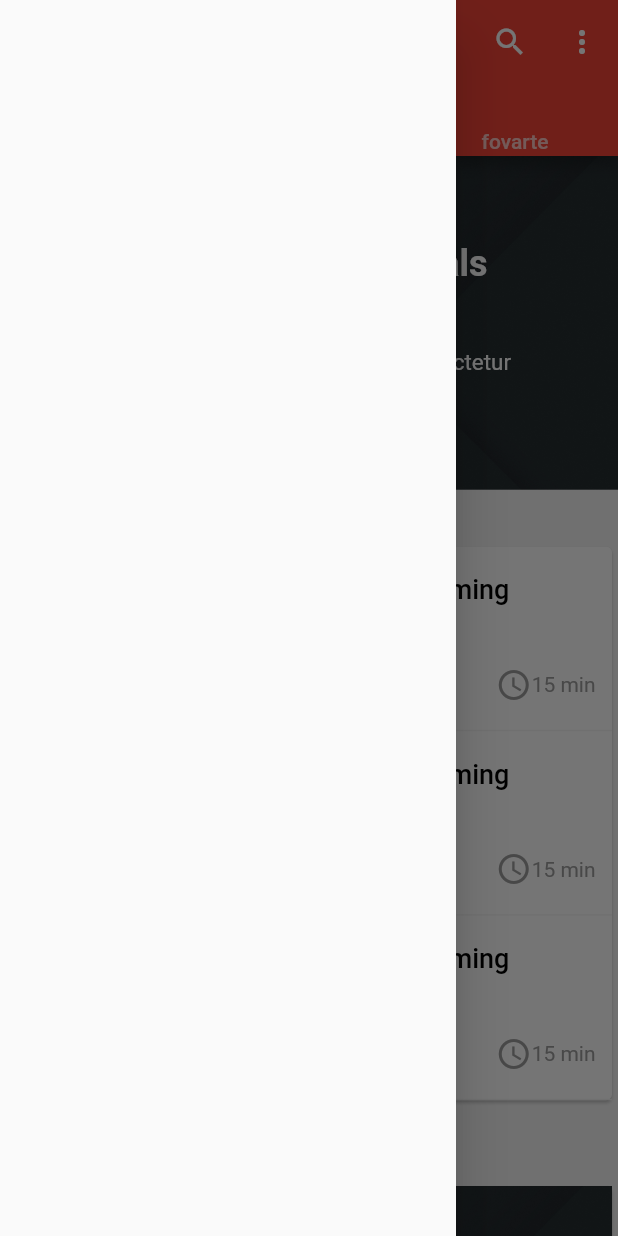
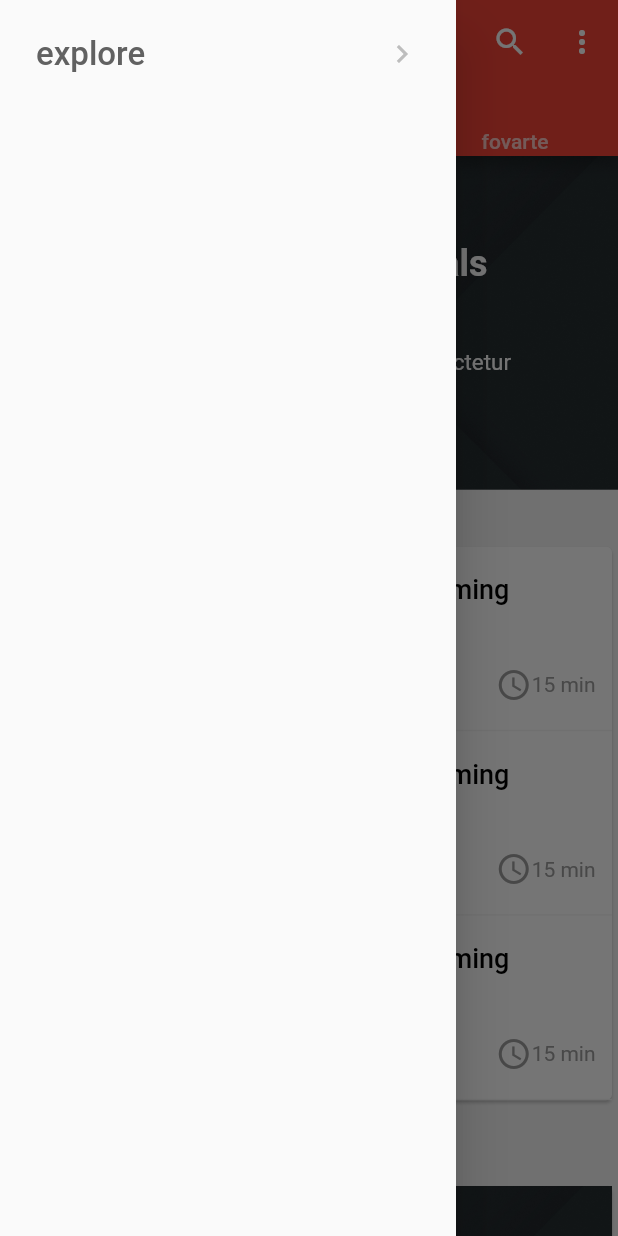
Before and after one commit to saifAlkaraawy/news-App, a Flutter app: the HomeScreen screen opened directly, with the side drawer open, on a phone screen of 412 x 824 dp. Run offline on Flutter 3.47's test engine with Material 2 defaults, Android fonts, the phone set to English and light mode, and no system bars; our stand-ins replace shared_preferences; missing offline and left inert: page_view_indicator; accounts and stored records are empty.

Commit message:
add Route to Item Drawer

```diff
--- /dev/null
+++ b/lib/modles/navmenuitem.dart
@@ -0,0 +1,9 @@
+ class NavMenuItem{
+
+  String title;
+  Function destination;
+
+  NavMenuItem(this.title, this.destination);
+
+
+ }
--- a/lib/screen/favoriteScreen.dart
+++ b/lib/screen/favoriteScreen.dart
@@ -27,6 +27,7 @@ class _FavoriteScreenState extends State<FavoriteScreen> {
     return ListView.builder(
       itemBuilder: (context, postion) {
         return Card(
+          margin: EdgeInsets.only(bottom: 10),
           child: Column(
             children: <Widget>[
               _authorRow(),
--- a/lib/screen/home_screen.dart
+++ b/lib/screen/home_screen.dart
@@ -41,11 +41,12 @@ class _HomeScreenState extends State<HomeScreen>
             Text("fovarte"),
           ],
           controller: _tabController,
+          indicatorColor: Colors.white,
         ),
       ),
       drawer: NavagatinDrawer(),
       body:TabBarView(children: [
-       WhatNews(),
+        WhatNews(),
         PopularScreen(),
         FavoriteScreen(),
       ],
--- a/lib/shared_ui/NavagatinDrawer.dart
+++ b/lib/shared_ui/NavagatinDrawer.dart
@@ -1,12 +1,45 @@
 import 'package:flutter/material.dart';
+import 'package:first_desgin001/modles/navmenuitem.dart';
+import 'package:first_desgin001/screen/home_screen.dart';
+
 class NavagatinDrawer extends StatefulWidget {
   @override
   _NavagatinDrawerState createState() => _NavagatinDrawerState();
 }
 
 class _NavagatinDrawerState extends State<NavagatinDrawer> {
+  List<NavMenuItem> navItem = [
+    NavMenuItem("explore", () => HomeScreen()),
+  ];
+
   @override
   Widget build(BuildContext context) {
-    return Drawer();
+    return Drawer(
+      child: ListView.builder(
+        itemBuilder: (context, postion) {
+          return Padding(
+            padding: const EdgeInsets.all(8.0),
+            child: ListTile(
+              title: Text(
+                navItem[postion].title,
+                style: TextStyle(color: Colors.grey.shade700, fontSize: 22),
+              ),
+              trailing: Icon(
+                Icons.chevron_right,
+                color: Colors.grey.shade400,
+              ),
+              onTap: () {
+                Navigator.push(
+                  context,
+                  MaterialPageRoute(
+                      builder: (context) => navItem[postion].destination()),
+                );
+              },
+            ),
+          );
+        },
+        itemCount: navItem.length,
+      ),
+    );
+  }
 }
-}
```
Also changed, not shown: pubspec.lock.
